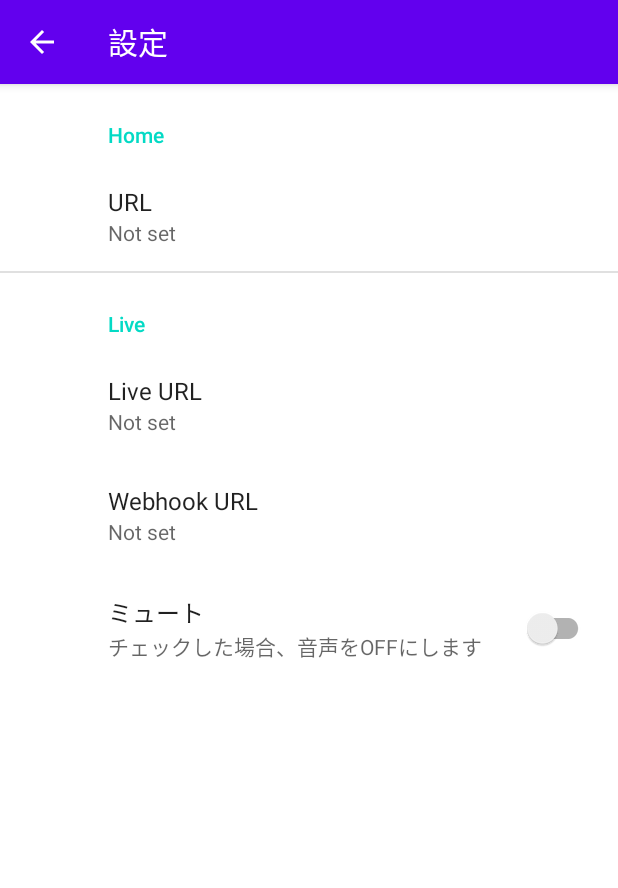
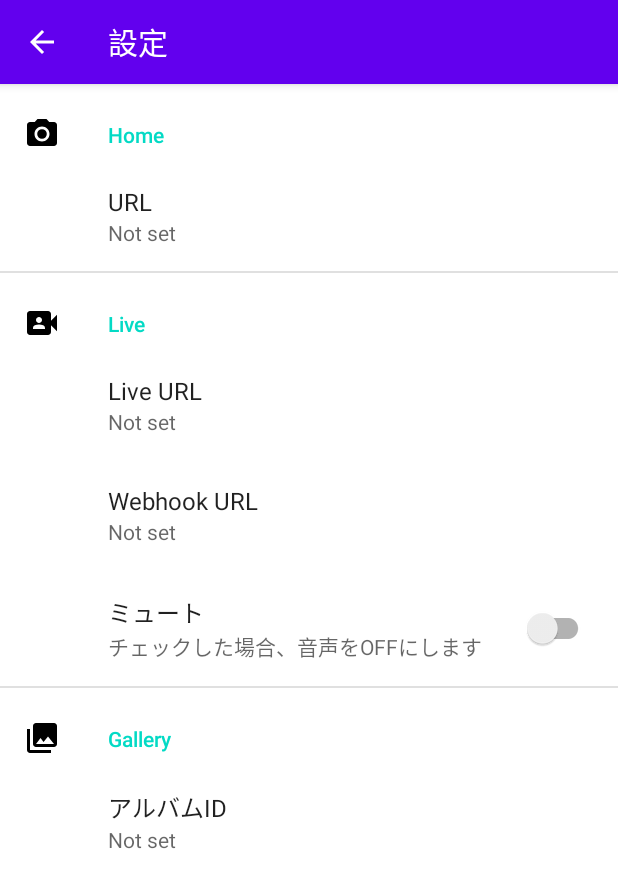
Before and after one commit to hosshy84/baby-monitor, an Android app: the SettingsActivity screen opened directly, with no data from a screen before it, on a phone screen of 412 x 824 dp. Shown: the top 888 px of the screen. Run offline under Robolectric (Android 15) with nearby library versions, the phone set to English and light mode, and no system bars; our stand-ins replace androidx.preference.

Commit message:
アルバムIDを設定化

```diff
--- a/app/src/main/res/values/strings.xml
+++ b/app/src/main/res/values/strings.xml
@@ -21,6 +21,8 @@
     <string name="webhook_url_name">Webhook URL</string>
     <string name="isMute_key">is_mute</string>
     <string name="isMute_name">ミュート</string>
+    <string name="album_id_key">album_id</string>
+    <string name="album_id_name">アルバムID</string>
 
     <!-- Sync Preferences -->
     <string name="sync_title">Sync email periodically</string>
--- a/app/src/main/res/xml/root_preferences.xml
+++ b/app/src/main/res/xml/root_preferences.xml
@@ -1,6 +1,8 @@
 <PreferenceScreen xmlns:app="http://schemas.android.com/apk/res-auto">
 
-    <PreferenceCategory app:title="@string/menu_home">
+    <PreferenceCategory
+        app:title="@string/menu_home"
+        app:icon="@drawable/ic_menu_camera">
 
         <EditTextPreference
             app:key="url"
@@ -9,7 +11,9 @@
 
     </PreferenceCategory>
 
-    <PreferenceCategory app:title="@string/menu_live">
+    <PreferenceCategory
+        app:title="@string/menu_live"
+        app:icon="@drawable/ic_menu_live">
 
         <EditTextPreference
             app:key="@string/live_url_key"
@@ -27,4 +31,15 @@
 
     </PreferenceCategory>
 
+    <PreferenceCategory
+        app:title="@string/menu_gallery"
+        app:icon="@drawable/ic_menu_gallery">
+
+        <EditTextPreference
+            app:key="@string/album_id_key"
+            app:title="@string/album_id_name"
+            app:useSimpleSummaryProvider="true" />
+
+    </PreferenceCategory>
+
 </PreferenceScreen>
```
Also changed, not shown: app/src/main/java/com/tatsuya/babymonitor/ui/gallery/GalleryFragment.kt (+5 -10 lines).
